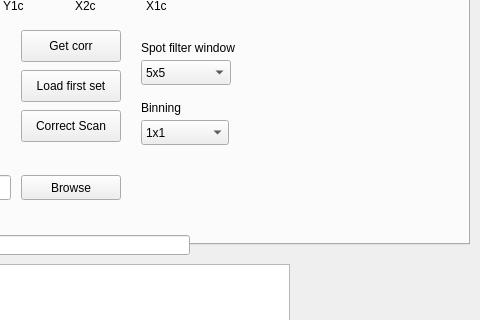
Old version of the form forms/mainwindow.ui in the repository frmtex/rec_dingo; both pictures show x 320 to 800 and y 125 to 445 of the 800 by 1200 pixel window.
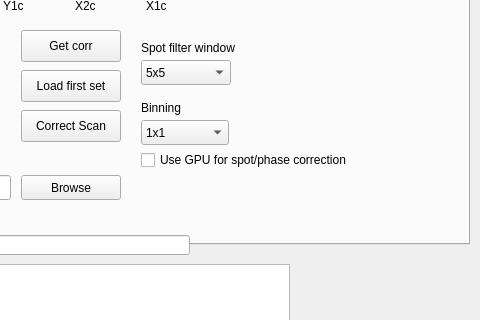
New version of the form. The open tabs and pages were chosen to show the change. Custom widgets are drawn as their Qt base class.

Commit message: Add GPU-accelerated spot filter and phase retrieval

Patch:
```diff
--- a/forms/mainwindow.ui
+++ b/forms/mainwindow.ui
@@ -359,6 +359,22 @@
        </property>
       </item>
      </widget>
+     <widget class="QCheckBox" name="checkBox_useGpuProjCorrection">
+      <property name="geometry">
+       <rect>
+        <x>450</x>
+        <y>250</y>
+        <width>220</width>
+        <height>20</height>
+       </rect>
+      </property>
+      <property name="toolTip">
+       <string>Runs spot (hot/dead pixel) filtering and phase-contrast retrieval on the GPU instead of the CPU. Doesn't affect reconstruction, which already has its own GPU option.</string>
+      </property>
+      <property name="text">
+       <string>Use GPU for spot/phase correction</string>
+      </property>
+     </widget>
      <widget class="QCheckBox" name="checkBox_useAngleFile">
       <property name="geometry">
        <rect>
```
The commit also changes 8 other files.
